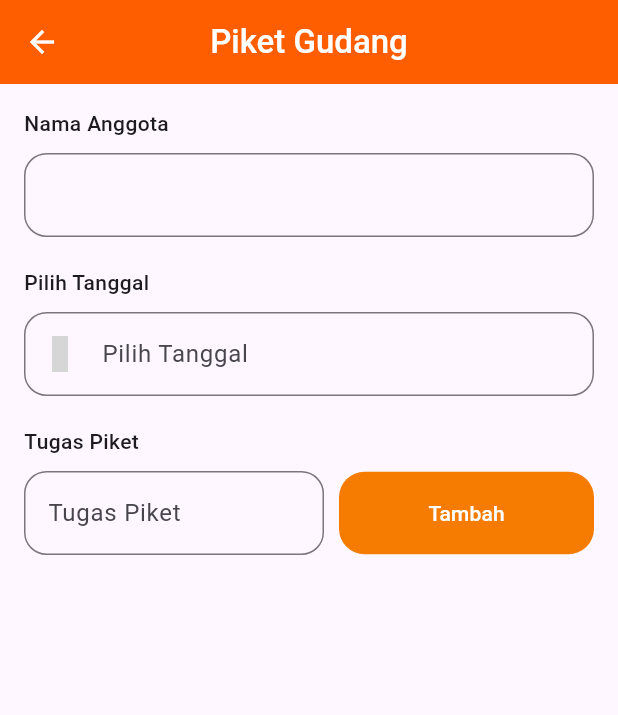
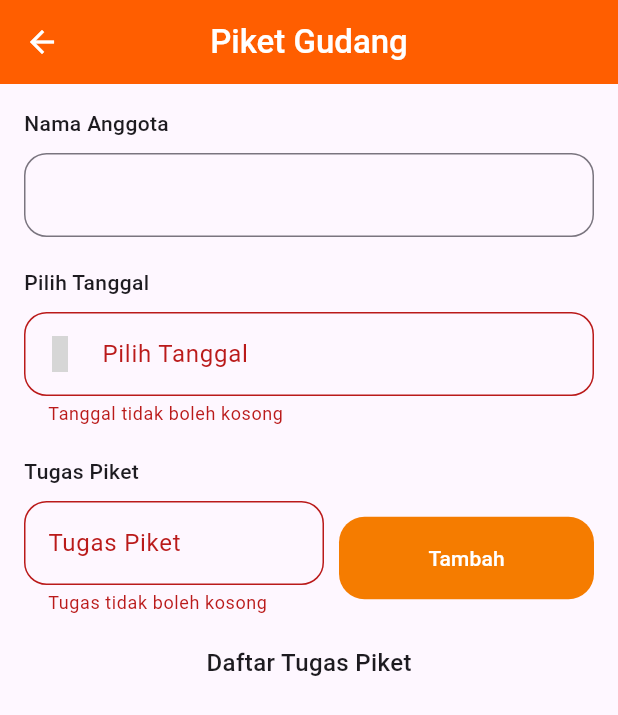
Before and after one commit to isro24/20220140047_UCP1Flutter, a Flutter app: the WarehousePicketPage screen opened directly with empty values, after a tap on "Tambah", on a phone screen of 412 x 824 dp. Shown: the top 715 px of the screen. Run offline on Flutter 3.47's test engine with Material 3 defaults, Android fonts, the phone set to English and light mode, and no system bars; our stand-ins replace material_design_icons_flutter; grey boxes are pictures that could not be loaded.

Commit message:
Menambah daftar tugas piket dan memperbaiki validasi ketika tambah data pada Warehouse Picket Page

```diff
--- a/lib/warehouse_picket_page.dart
+++ b/lib/warehouse_picket_page.dart
@@ -17,6 +17,7 @@ class _WarehousePicketPageState extends State<WarehousePicketPage> {
   final TextEditingController emailController = TextEditingController();
   final TextEditingController tanggalController = TextEditingController();
   final TextEditingController tugasPiketController = TextEditingController();
+  final List<String> tugasPiketList = [];
 
   Future<void> _selectDate(BuildContext context)async {
     final DateTime? pickedDate = await showDatePicker(
@@ -38,6 +39,7 @@ class _WarehousePicketPageState extends State<WarehousePicketPage> {
   }
   @override
   Widget build(BuildContext context) {
+    final _formKey = GlobalKey<FormState>();
     return Scaffold(
       appBar: AppBar(
         title: const Text('Piket Gudang',
@@ -55,6 +57,7 @@ class _WarehousePicketPageState extends State<WarehousePicketPage> {
         ),
       ),
       body: Form(
+        key: _formKey,
         child: Padding(
           padding: const EdgeInsets.all(16.0),
           child: Column(
@@ -156,7 +159,12 @@ class _WarehousePicketPageState extends State<WarehousePicketPage> {
                     width: 170,
                     child: FilledButton(
                       onPressed: (){
-
+                        if (_formKey.currentState?.validate() ?? false) {
+                          setState(() {
+                            tugasPiketList.add(tugasPiketController.text);
+                            tugasPiketController.clear();
+                          });
+                        }
                       },
                       style: FilledButton.styleFrom(
                       shape: RoundedRectangleBorder(
@@ -169,7 +177,39 @@ class _WarehousePicketPageState extends State<WarehousePicketPage> {
                     ),
                   )
                 ],
-              )
+              ),
+              const SizedBox(height: 20),
+              Text(
+                'Daftar Tugas Piket',
+                style: TextStyle(
+                  fontSize: 16,
+                  fontWeight: FontWeight.w500,
+                ),
+              ),
+              const SizedBox(height: 10),
+              Expanded(
+                child: ListView.builder(
+                  itemCount: tugasPiketList.length,
+                  itemBuilder: (context, index) {
+                    return Padding(
+                      padding: const EdgeInsets.symmetric(vertical: 5),
+                      child: ListTile(
+                        tileColor: Colors.orange[700],
+                        textColor: Colors.white,
+                        title: Text(tugasPiketList[index], ),
+                        trailing: IconButton(
+                          icon: Icon(MdiIcons.arrowRight, color: Colors.white),
+                          onPressed: () {
+                          },
+                        ),
+                        shape: RoundedRectangleBorder(
+                          borderRadius: BorderRadius.circular(10),
+                        ),
+                      ),
+                    );
+                  },
+                ),
+              ),
             ],
           ),
         )),
```
